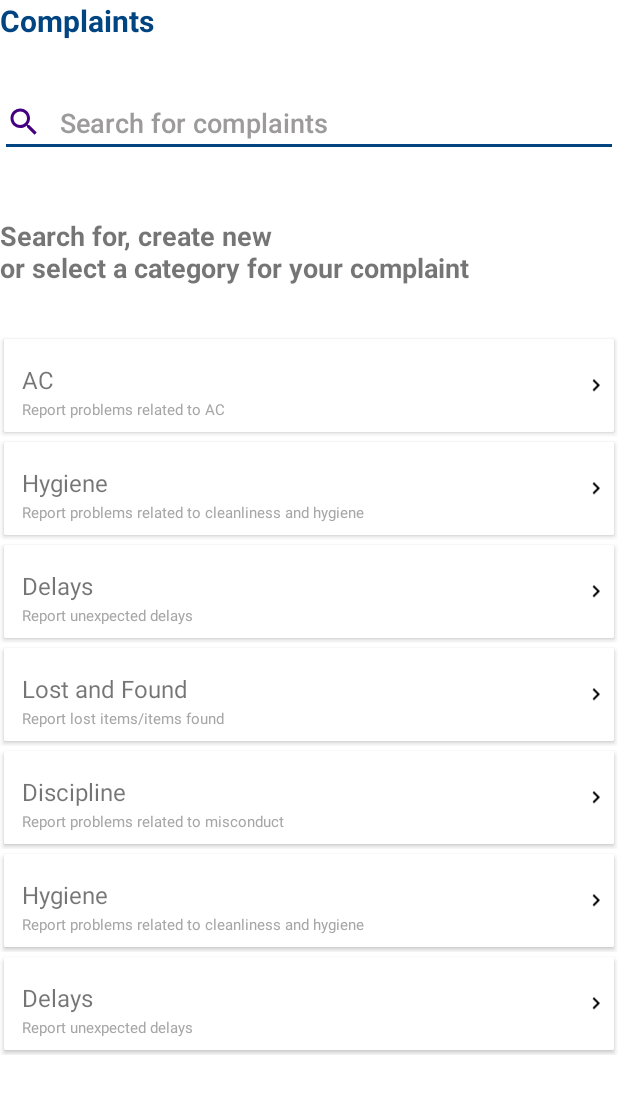
After one commit to gupta-meghna64/DMRC-Connect, an Android app: the fragment ComplaintsCategoryFragment shown on its own in the app's theme, on a phone screen of 412 x 824 dp. The commit adds this screen. Shown: the top 1094 px of the screen. Run offline under Robolectric (Android 15) with nearby library versions, the phone set to English and light mode, and no system bars.

Commit message:
Added complaint page screens and little bit Java corresponding to it

```diff
--- a/app/build.gradle
+++ b/app/build.gradle
@@ -24,6 +24,7 @@ dependencies {
     implementation 'androidx.appcompat:appcompat:1.1.0'
     implementation 'androidx.constraintlayout:constraintlayout:1.1.3'
     implementation 'com.aurelhubert:ahbottomnavigation:2.3.4'
+    implementation 'com.google.android.material:material:1.0.0-alpha1'
     testImplementation 'junit:junit:4.12'
     androidTestImplementation 'androidx.test:runner:1.2.0'
     androidTestImplementation 'androidx.test.espresso:espresso-core:3.2.0'
--- /dev/null
+++ b/app/src/main/java/com/example/dmrcconnect/ComplaintCategory.java
@@ -0,0 +1,28 @@
+package com.example.dmrcconnect;
+
+public class ComplaintCategory {
+
+    private String title;
+    private String description;
+
+    public String getTitle() {
+        return title;
+    }
+
+    public void setTitle(String title) {
+        this.title = title;
+    }
+
+    public String getDescription() {
+        return description;
+    }
+
+    public void setDescription(String description) {
+        this.description = description;
+    }
+
+    public ComplaintCategory(String title, String description) {
+        this.title = title;
+        this.description = description;
+    }
+}
--- /dev/null
+++ b/app/src/main/java/com/example/dmrcconnect/ComplaintsCategoryFragment.java
@@ -0,0 +1,76 @@
+package com.example.dmrcconnect;
+
+import android.content.Intent;
+import android.os.Bundle;
+import android.view.LayoutInflater;
+import android.view.View;
+import android.view.ViewGroup;
+import android.widget.LinearLayout;
+import android.widget.TextView;
+
+import androidx.annotation.NonNull;
+import androidx.annotation.Nullable;
+import androidx.cardview.widget.CardView;
+import androidx.fragment.app.Fragment;
+import androidx.fragment.app.FragmentManager;
+
+import java.util.ArrayList;
+
+public class ComplaintsCategoryFragment extends Fragment {
+
+    @Nullable
+    @Override
+    public View onCreateView(@NonNull LayoutInflater inflater, @Nullable ViewGroup container, @Nullable Bundle savedInstanceState) {
+        return inflater.inflate(R.layout.fragment_complaint_categories, container, false);
+
+    }
+
+    @Override
+    public void onViewCreated(@NonNull View view, @Nullable Bundle savedInstanceState) {
+        super.onViewCreated(view, savedInstanceState);
+
+        LayoutInflater inflater = getLayoutInflater();
+        LinearLayout category_list = view.findViewById(R.id.category_scrolling_list);
+
+        ArrayList<ComplaintCategory> frequent_categories = query_for_categories();
+
+        for (int i = 0; i < frequent_categories.size(); i++) {
+
+            LinearLayout category_card = (LinearLayout) inflater.inflate(R.layout.inflater_category_card, null);
+            TextView category_title = (TextView) category_card.findViewById(R.id.category_title);
+            TextView category_description = (TextView) category_card.findViewById(R.id.category_description);
+
+            category_title.setText(frequent_categories.get(i).getTitle());
+            category_description.setText(frequent_categories.get(i).getDescription());
+
+            category_card.setOnClickListener(new View.OnClickListener() {
+                @Override
+                public void onClick(View view) {
+                    Fragment fragment = null;
+                    fragment = new CategoryDetailsFragment();
+                    FragmentManager fragmentManager = getFragmentManager();
+                    fragmentManager.beginTransaction().replace(R.id.fragment_container, fragment).commit();
+
+                }
+            });
+
+            category_list.addView(category_card);
+        }
+
+
+    }
+
+    ArrayList<ComplaintCategory> query_for_categories() {
+
+        ArrayList<ComplaintCategory> categories = new ArrayList<>();
+        categories.add(new ComplaintCategory("AC", "Report problems related to AC"));
+        categories.add(new ComplaintCategory("Hygiene", "Report problems related to cleanliness and hygiene"));
+        categories.add(new ComplaintCategory("Delays", "Report unexpected delays"));
+        categories.add(new ComplaintCategory("Lost and Found", "Report lost items/items found"));
+        categories.add(new ComplaintCategory("Discipline", "Report problems related to misconduct"));
+        categories.add(new ComplaintCategory("Hygiene", "Report problems related to cleanliness and hygiene"));
+        categories.add(new ComplaintCategory("Delays", "Report unexpected delays"));
+
+        return categories;
+    }
+}
--- /dev/null
+++ b/app/src/main/res/drawable/ic_add_black_24dp.xml
@@ -0,0 +1,5 @@
+<vector android:height="24dp" android:tint="#FFFFFF"
+    android:viewportHeight="24.0" android:viewportWidth="24.0"
+    android:width="24dp" xmlns:android="http://schemas.android.com/apk/res/android">
+    <path android:fillColor="#FF000000" android:pathData="M19,13h-6v6h-2v-6H5v-2h6V5h2v6h6v2z"/>
+</vector>
--- /dev/null
+++ b/app/src/main/res/drawable/ic_keyboard_arrow_right_black_24dp.xml
@@ -0,0 +1,9 @@
+<vector xmlns:android="http://schemas.android.com/apk/res/android"
+        android:width="24dp"
+        android:height="24dp"
+        android:viewportWidth="24.0"
+        android:viewportHeight="24.0">
+    <path
+        android:fillColor="#FF000000"
+        android:pathData="M8.59,16.34l4.58,-4.59 -4.58,-4.59L10,5.75l6,6 -6,6z"/>
+</vector>
--- /dev/null
+++ b/app/src/main/res/drawable/ic_search_black_24dp.xml
@@ -0,0 +1,5 @@
+<vector android:height="24dp" android:tint="#440081"
+    android:viewportHeight="24.0" android:viewportWidth="24.0"
+    android:width="24dp" xmlns:android="http://schemas.android.com/apk/res/android">
+    <path android:fillColor="#FF000000" android:pathData="M15.5,14h-0.79l-0.28,-0.27C15.41,12.59 16,11.11 16,9.5 16,5.91 13.09,3 9.5,3S3,5.91 3,9.5 5.91,16 9.5,16c1.61,0 3.09,-0.59 4.23,-1.57l0.27,0.28v0.79l5,4.99L20.49,19l-4.99,-5zM9.5,14C7.01,14 5,11.99 5,9.5S7.01,5 9.5,5 14,7.01 14,9.5 11.99,14 9.5,14z"/>
+</vector>
--- /dev/null
+++ b/app/src/main/res/layout/fragment_complaint_categories.xml
@@ -0,0 +1,80 @@
+<?xml version="1.0" encoding="utf-8"?>
+<LinearLayout xmlns:android="http://schemas.android.com/apk/res/android"
+    xmlns:app="http://schemas.android.com/apk/res-auto"
+    android:layout_width="match_parent"
+    android:layout_height="match_parent"
+    android:background="@android:color/white"
+    android:orientation="vertical">
+
+<!--    <com.google.android.material.floatingactionbutton.FloatingActionButton-->
+<!--        android:id="@+id/floating_action_button"-->
+<!--        android:layout_width="wrap_content"-->
+<!--        android:layout_height="wrap_content"-->
+<!--        android:layout_gravity="bottom|right"-->
+<!--        android:layout_margin="16dp"-->
+<!--        app:backgroundTint="@color/colorPrimary"-->
+<!--        app:srcCompat="@drawable/ic_add_black_24dp" />-->
+
+    <TextView
+        android:layout_width="match_parent"
+        android:layout_height="wrap_content"
+        android:text="Complaints"
+        android:textColor="@color/colorPrimary"
+        android:textSize="20dp"
+        android:textStyle="bold" />
+
+    <LinearLayout
+        android:layout_width="match_parent"
+        android:layout_height="wrap_content"
+        android:layout_marginTop="16dp"
+        android:paddingTop="16dp"
+        android:paddingBottom="16dp">
+
+        <EditText
+            android:layout_width="match_parent"
+            android:layout_height="wrap_content"
+            android:backgroundTint="@color/colorPrimary"
+            android:drawableLeft="@drawable/ic_search_black_24dp"
+            android:drawablePadding="12dp"
+            android:fontFamily="sans-serif-medium"
+            android:hint="Search for complaints"
+            android:textColorHint="@color/grey" />
+
+    </LinearLayout>
+
+    <LinearLayout
+        android:layout_width="match_parent"
+        android:layout_height="wrap_content"
+        android:layout_marginTop="16dp"
+        android:paddingTop="8dp"
+        android:paddingBottom="16dp">
+
+        <TextView
+            android:layout_width="match_parent"
+            android:layout_height="wrap_content"
+            android:text="Search for, create new \nor select a category for your complaint"
+            android:textSize="18sp"
+            android:textStyle="bold" />
+
+    </LinearLayout>
+
+    <LinearLayout
+        android:layout_width="match_parent"
+        android:layout_height="wrap_content"
+        android:layout_marginTop="16dp"
+        android:orientation="vertical"
+        android:paddingBottom="16dp"
+        android:weightSum="1">
+
+
+        <LinearLayout
+            android:id="@+id/category_scrolling_list"
+            android:layout_width="match_parent"
+            android:layout_height="wrap_content"
+            android:orientation="vertical" />
+
+
+    </LinearLayout>
+
+
+</LinearLayout>
--- /dev/null
+++ b/app/src/main/res/layout/inflater_category_card.xml
@@ -0,0 +1,75 @@
+<?xml version="1.0" encoding="utf-8"?>
+
+<LinearLayout android:layout_height="wrap_content"
+    android:layout_width="match_parent"
+    android:layout_marginTop="4dp"
+    android:layout_marginBottom="4dp"
+    android:layout_marginLeft="8dp"
+    android:layout_marginRight="8dp"
+    android:orientation="vertical"
+    xmlns:android="http://schemas.android.com/apk/res/android">
+
+
+    <androidx.cardview.widget.CardView
+        android:layout_width="match_parent"
+        android:layout_height="wrap_content"
+        xmlns:card_view="http://schemas.android.com/apk/res-auto"
+        card_view:cardElevation="2dp"
+        card_view:cardCornerRadius="1dp"
+        android:layout_gravity="center"
+        android:background="@android:color/white"
+        card_view:cardUseCompatPadding="true"
+        xmlns:android="http://schemas.android.com/apk/res/android">
+
+
+        <LinearLayout
+            android:layout_width="match_parent"
+            android:layout_height="wrap_content"
+            android:orientation="horizontal">
+
+            <LinearLayout
+                android:layout_width="match_parent"
+                android:layout_height="wrap_content"
+                android:gravity="center"
+                android:padding="4dp"
+                android:layout_marginTop="4dp"
+                android:layout_marginBottom="4dp"
+                android:layout_marginLeft="8dp"
+                android:layout_marginRight="8dp"
+                android:orientation="vertical"
+                android:layout_weight="0.05">
+
+                <TextView
+                    android:layout_width="match_parent"
+                    android:layout_height="wrap_content"
+                    android:paddingTop="8dp"
+                    android:text="AC"
+                    android:id="@+id/category_title"
+                    android:textSize="16sp" />
+
+                <TextView
+                    android:layout_width="match_parent"
+                    android:layout_height="wrap_content"
+                    android:id="@+id/category_description"
+                    android:text="Report problems related to AC here."
+                    android:paddingTop="2dp"
+                    android:textSize="10sp"
+                    android:textColor="@color/light_grey" />
+
+            </LinearLayout>
+
+            <ImageView
+                android:layout_weight="0.95"
+                android:layout_marginRight="4dp"
+                android:layout_width="match_parent"
+                android:layout_height="match_parent"
+                android:layout_gravity="center"
+                android:src="@drawable/ic_keyboard_arrow_right_black_24dp"/>
+
+
+        </LinearLayout>
+
+
+    </androidx.cardview.widget.CardView>
+
+</LinearLayout>
--- a/app/src/main/res/values/colors.xml
+++ b/app/src/main/res/values/colors.xml
@@ -1,7 +1,8 @@
 <?xml version="1.0" encoding="utf-8"?>
 <resources>
     <color name="colorPrimary">#004481</color>
-    <color name="colorPrimaryDark">#00574B</color>
+    <color name="colorPrimaryDark">#001e54</color>
     <color name="colorAccent">#5380A9</color>
     <color name="grey">#9C9A9A</color>
+    <color name="light_grey">#a6a6a6</color>
 </resources>
```
Also changed, not shown: app/src/main/java/com/example/dmrcconnect/CategoryDetails.java (added, +38 -0 lines), app/src/main/java/com/example/dmrcconnect/CategoryDetailsFragment.java (added, +60 -0 lines), app/src/main/res/drawable/rounded_corner_background.xml (added, +9 -0 lines), app/src/main/res/layout/activity_main.xml (+16 -4 lines), app/src/main/res/layout/fragment_category_description.xml (added, +68 -0 lines), app/src/main/res/layout/inflater_details_card.xml (added, +56 -0 lines).
